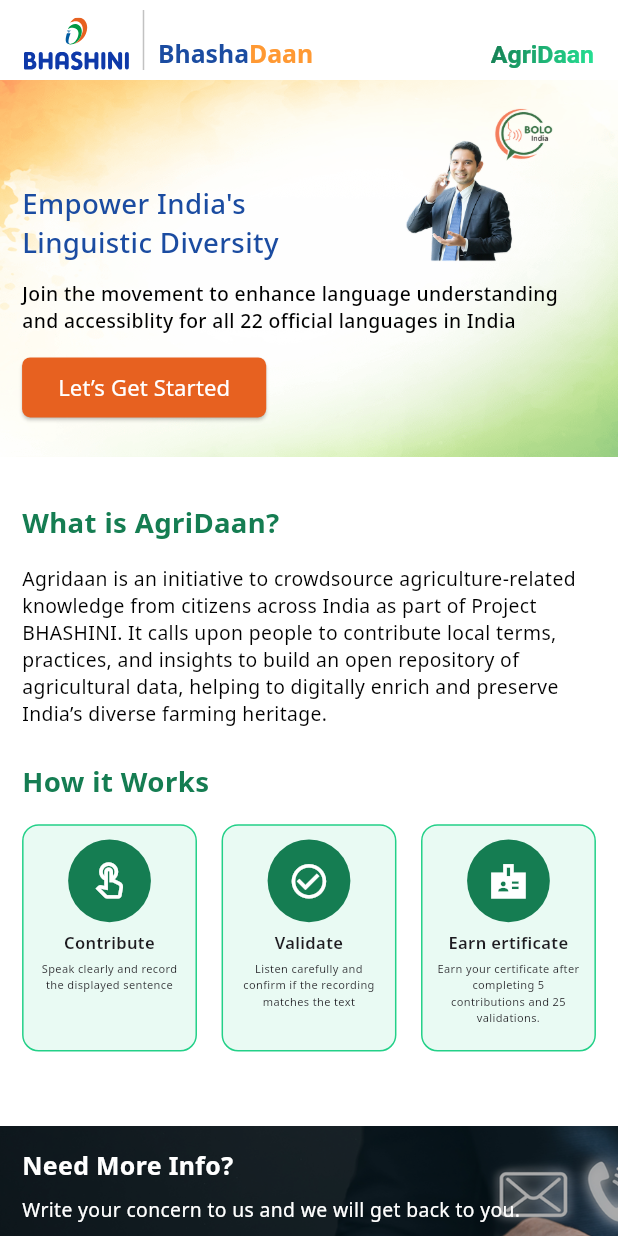
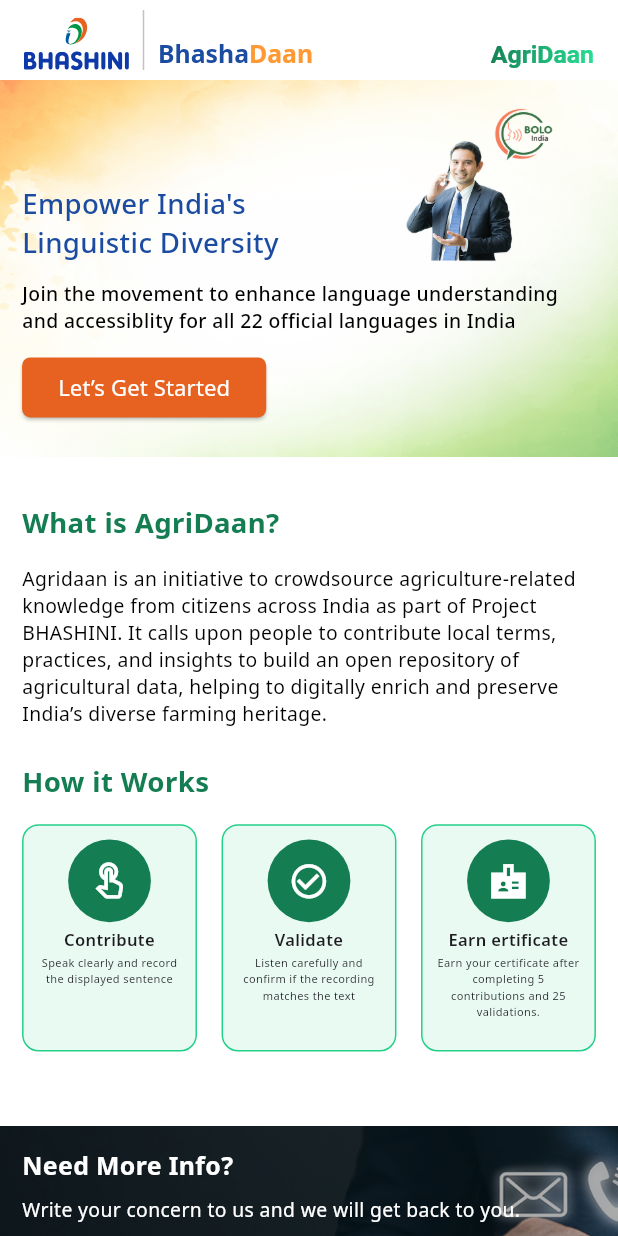
Before and after one commit to COSS-India/VoiceGive, a Flutter app: the screen it shows after launch, on a phone screen of 412 x 824 dp. Run offline on Flutter 3.47's test engine with Material 3 defaults, Android fonts, the phone set to English and light mode, and no system bars; our stand-ins replace cached_network_image, flutter_screenutil, flutter_svg, google_fonts, just_audio, lottie and 1 more; missing offline and left inert: record; project files that could hold a hidden picture were left out.

Commit message:
fix: resolve overflow issue in home screen

```diff
--- a/lib/screens/home_screen/widgets/how_it_works_section.dart
+++ b/lib/screens/home_screen/widgets/how_it_works_section.dart
@@ -67,7 +67,7 @@ class HowItWorksSection extends StatelessWidget {
                 color: Colors.white,
                 size: 30.sp,
               )),
-          SizedBox(height: 6.w),
+          SizedBox(height: 4.w),
           Text(
             title,
             style: GoogleFonts.notoSans(
@@ -76,7 +76,7 @@ class HowItWorksSection extends StatelessWidget {
             ),
             textAlign: TextAlign.center,
           ),
-          SizedBox(height: 4.w),
+          SizedBox(height: 2.w),
           Text(
             description,
             style: GoogleFonts.notoSans(
```
